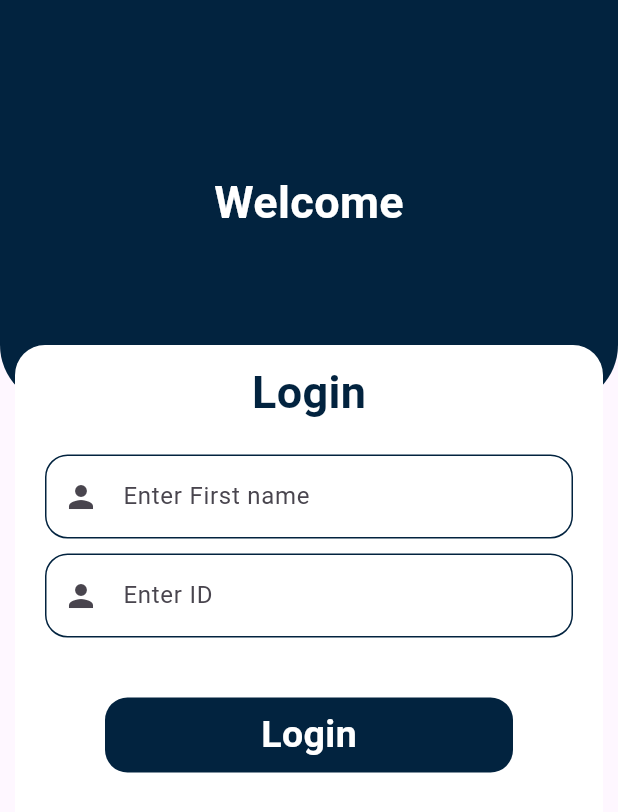
After one commit to Nyabayo/votting-app, a Flutter app: the LoginPage screen opened directly, on a phone screen of 412 x 824 dp. The commit adds this screen. Shown: the top 812 px of the screen. Run offline on Flutter 3.47's test engine with Material 2 defaults, Android fonts, the phone set to English and light mode, and no system bars.

Commit message:
added login page

```diff
--- /dev/null
+++ b/lib/pages/login_page.dart
@@ -0,0 +1,98 @@
+import 'package:flutter/material.dart';
+import 'package:votting_app/pages/utils/textField.dart';
+
+class LoginPage extends StatefulWidget {
+  const LoginPage({super.key});
+
+  @override
+  State<LoginPage> createState() => _LoginPageState();
+}
+
+class _LoginPageState extends State<LoginPage> {
+  final TextEditingController firstnameController = TextEditingController();
+  final TextEditingController idController = TextEditingController();
+
+
+  @override
+  void dispose() {
+    super.dispose();
+    firstnameController.dispose();
+    idController.dispose();
+  }
+
+  @override
+  Widget build(BuildContext context) {
+    return Scaffold(
+      body: SingleChildScrollView(
+        child: Column(
+          children: [
+            Stack(
+              children: [
+                Container(
+                  height: 270,
+                  width: double.maxFinite,
+                  decoration: const BoxDecoration(
+                    borderRadius: BorderRadius.only(bottomLeft: Radius.circular(40),bottomRight: Radius.circular(40)),
+                    color: Color.fromARGB(255, 2, 35, 63),
+                  ),
+                  child: const Center(child: Text('Welcome',style: TextStyle(fontSize: 30,color: Colors.white,fontWeight: FontWeight.w700),)),
+
+                ),
+                Container(
+                  height: 350,
+                  width: double.maxFinite,
+                  margin: const EdgeInsets.only(top: 230,left: 10,right: 10),
+                  decoration: const BoxDecoration(
+                    borderRadius: BorderRadius.all(Radius.circular(20)),
+                    color: Colors.white
+                  ),
+                  child: Column(
+                    children: [
+                      const SizedBox(height: 10,),
+                       const Text('Login',style: TextStyle(fontSize: 30,color: Color.fromARGB(255, 2, 35, 63),fontWeight: FontWeight.w700),),
+                       const SizedBox(height: 20,),
+                       Padding(
+                         padding: const EdgeInsets.symmetric(horizontal: 20),
+                         child: TextFieldForm(
+                          hintText: "Enter First name",
+                          prefix: const Icon(Icons.person),
+                           controller: firstnameController,
+                            obsecureText: false,
+                             keyboardType: TextInputType.name)
+                       ),
+
+                       const SizedBox(height: 10,),
+                       Padding(
+                         padding: const EdgeInsets.symmetric(horizontal: 20),
+                         child: TextFieldForm(
+                          hintText: "Enter ID",
+                           prefix:const Icon(Icons.person),
+                            controller: idController,
+                             obsecureText: false,
+                             keyboardType: TextInputType.number)
+                       ),
+
+                       const SizedBox(height: 40,),
+                       Container(
+                        margin: const EdgeInsets.symmetric(horizontal: 60),
+                        height: 50,
+                        width: double.maxFinite,
+                        decoration: const BoxDecoration(borderRadius: BorderRadius.all(Radius.circular(15)),
+                        color: Color.fromARGB(255, 2, 35, 63),
+                        ),
+                        child: const Center(
+                          child: Text('Login',style: TextStyle(color: Colors.white,fontSize: 25,fontWeight: FontWeight.w700),),
+                        ),
+                       )
+                    ],
+                  ),
+                ),
+
+              ],
+            )
+          ],
+        ),
+      )
+    );
+  }
+}
--- a/lib/pages/utils/textField.dart
+++ b/lib/pages/utils/textField.dart
@@ -1,4 +1,4 @@
-import 'dart:ui';
+
 
 import 'package:flutter/material.dart';
 
```
